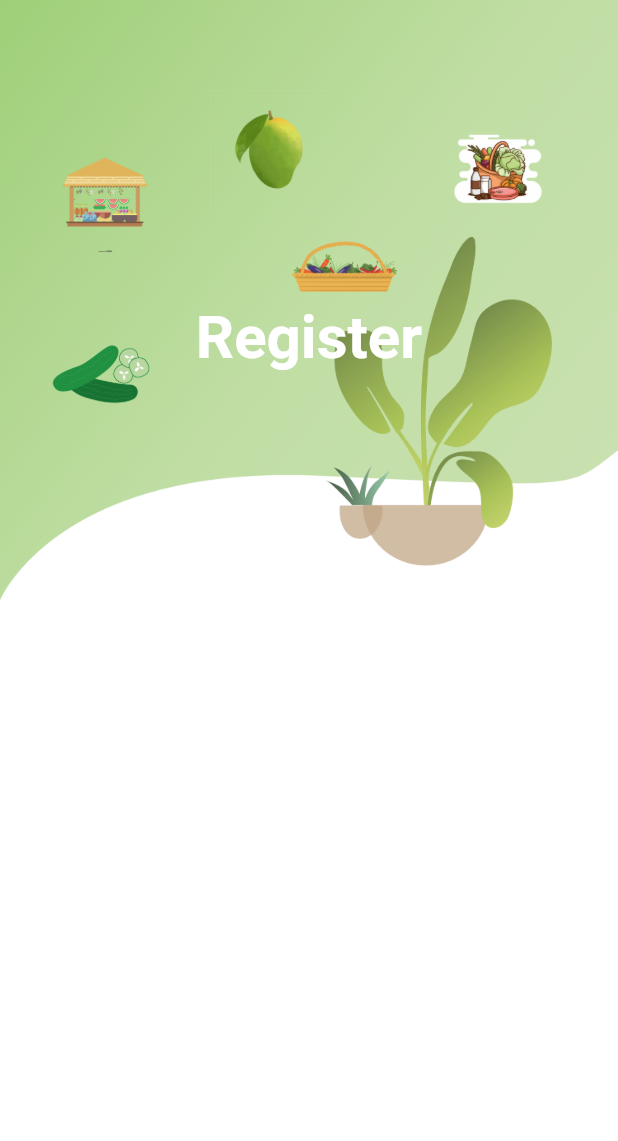
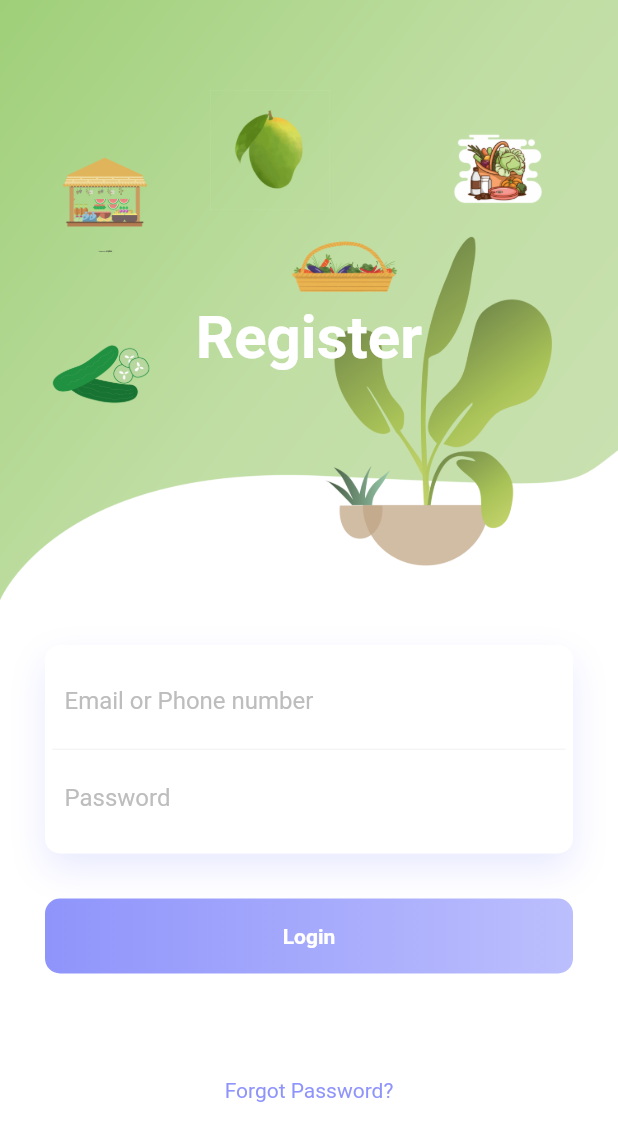
Before and after one commit to rezaErabby/utmGrocery, a Flutter app: the Register screen opened by its route, on a phone screen of 412 x 824 dp. Shown: the top 1141 px of the screen. Run offline on Flutter 3.47's test engine with Material 2 defaults, Android fonts, the phone set to English and light mode, and no system bars; our stand-ins replace simple_animations.

Commit message:
home added

```diff
--- /dev/null
+++ b/lib/Pages/home.dart
@@ -0,0 +1,25 @@
+import 'package:flutter/material.dart';
+
+class Home extends StatelessWidget {
+  @override
+  Widget build(BuildContext context) {
+    return Scaffold(
+      drawer: NavDrawer(),
+      appBar: AppBar(
+        title: Text('UTM Grocery'),
+        centerTitle: true,
+        backgroundColor: Colors.green[200],
+      ),
+      body: Center(
+        child: Text("Home page"),
+      ),
+    );
+  }
+}
+
+class NavDrawer extends StatelessWidget {
+  @override
+  Widget build(BuildContext context) {
+    return Container();
+  }
+}
--- a/lib/Pages/register.dart
+++ b/lib/Pages/register.dart
@@ -113,7 +113,87 @@ class Register extends StatelessWidget {
                   ],
                 ),
               ),
-
+              Padding(
+                padding: EdgeInsets.all(30.0),
+                child: Column(
+                  children: <Widget>[
+                    FadeAnimation(
+                        1.8,
+                        Container(
+                          padding: EdgeInsets.all(5),
+                          decoration: BoxDecoration(
+                              color: Colors.white,
+                              borderRadius: BorderRadius.circular(10),
+                              boxShadow: [
+                                BoxShadow(
+                                    color: Color.fromRGBO(143, 148, 251, .2),
+                                    blurRadius: 20.0,
+                                    offset: Offset(0, 10))
+                              ]),
+                          child: Column(
+                            children: <Widget>[
+                              Container(
+                                padding: EdgeInsets.all(8.0),
+                                decoration: BoxDecoration(
+                                    border: Border(
+                                        bottom: BorderSide(
+                                            color: Colors.grey[100]))),
+                                child: TextField(
+                                  decoration: InputDecoration(
+                                      border: InputBorder.none,
+                                      hintText: "Email or Phone number",
+                                      hintStyle:
+                                          TextStyle(color: Colors.grey[400])),
+                                ),
+                              ),
+                              Container(
+                                padding: EdgeInsets.all(8.0),
+                                child: TextField(
+                                  decoration: InputDecoration(
+                                      border: InputBorder.none,
+                                      hintText: "Password",
+                                      hintStyle:
+                                          TextStyle(color: Colors.grey[400])),
+                                ),
+                              )
+                            ],
+                          ),
+                        )),
+                    SizedBox(
+                      height: 30,
+                    ),
+                    FadeAnimation(
+                        2,
+                        Container(
+                          height: 50,
+                          decoration: BoxDecoration(
+                              borderRadius: BorderRadius.circular(10),
+                              gradient: LinearGradient(colors: [
+                                Color.fromRGBO(143, 148, 251, 1),
+                                Color.fromRGBO(143, 148, 251, .6),
+                              ])),
+                          child: Center(
+                            child: Text(
+                              "Login",
+                              style: TextStyle(
+                                  color: Colors.white,
+                                  fontWeight: FontWeight.bold),
+                            ),
+                          ),
+                        )),
+                    SizedBox(
+                      height: 70,
+                    ),
+                    FadeAnimation(
+                        1.5,
+                        Text(
+                          "Forgot Password?",
+                          style: TextStyle(
+                              color: Color.fromRGBO(143, 148, 251, 1)),
+                        )),
+                  ],
+                ),
+              )
             ],
           ),
         ),
--- a/lib/Pages/splash.dart
+++ b/lib/Pages/splash.dart
@@ -9,7 +9,7 @@ class Splash extends StatelessWidget {
           children: <Widget>[
             FlatButton.icon(
               onPressed: () {
-                Navigator.pushNamed(context, '/register');
+                Navigator.pushNamed(context, '/home');
               },
               icon: Icon(Icons.forward),
               label: Text('Login'),
--- a/lib/main.dart
+++ b/lib/main.dart
@@ -1,4 +1,5 @@
 import 'package:flutter/material.dart';
+import 'package:utmgrocery/Pages/home.dart';
 import 'package:utmgrocery/Pages/profile.dart';
 import 'package:utmgrocery/Pages/register.dart';
 import 'package:utmgrocery/Pages/splash.dart';
@@ -9,6 +10,7 @@ void main() => runApp(MaterialApp(
       initialRoute: '/',
       routes: {
         '/': (context) => Splash(),
+        'home': (context) => Home(),
         '/login': (context) => Login(),
         '/register': (context) => Register(),
         '/profile': (context) => Profile(),
```
